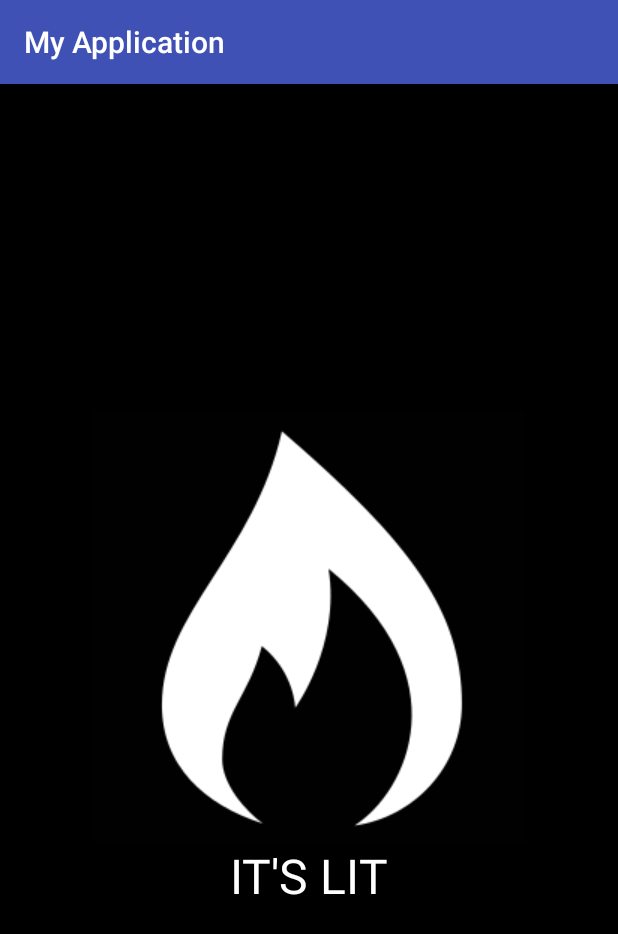
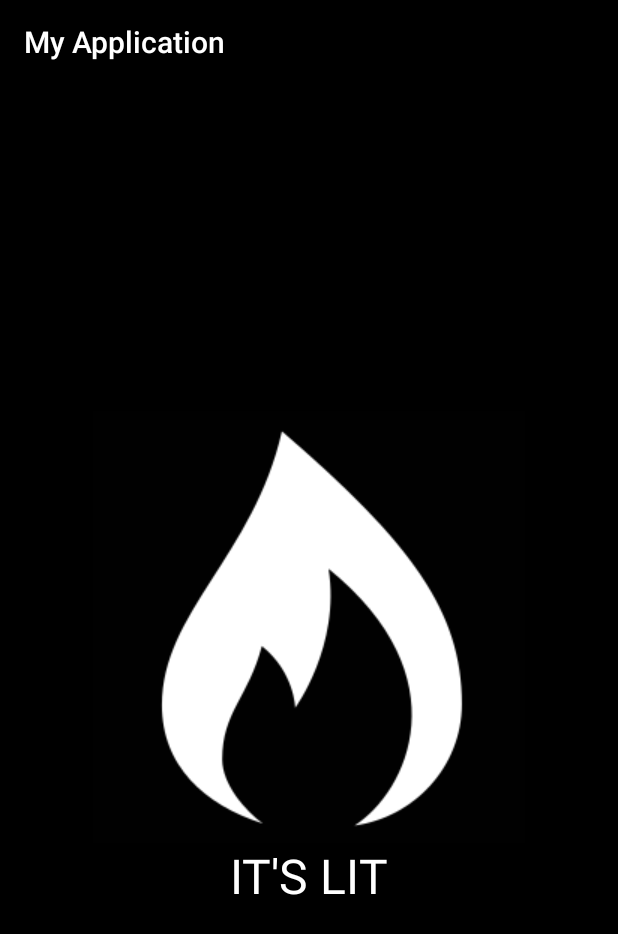
Before and after one commit to KissMyApp/ItsLit, an Android app: the screen it shows after launch (MainActivity), on a phone screen of 412 x 824 dp. Shown: the top 934 px of the screen. Run offline under Robolectric (Android 15) with nearby library versions, the phone set to English and light mode, and no system bars; our stand-ins replace Shimmer.

Commit message:
change color of action bar to black to match the background and asthetics purposes

```diff
--- a/app/src/main/java/com/quan/william/myapplication/MainActivity.java
+++ b/app/src/main/java/com/quan/william/myapplication/MainActivity.java
@@ -1,5 +1,8 @@
 package com.quan.william.myapplication;
 
+import android.app.ActionBar;
+import android.graphics.Color;
+import android.graphics.drawable.ColorDrawable;
 import android.support.v7.app.AppCompatActivity;
 import android.os.Bundle;
 
@@ -16,5 +19,7 @@ public class MainActivity extends AppCompatActivity {
         ShimmerFrameLayout container =
                 (ShimmerFrameLayout) findViewById(R.id.shimmer_view_container);
         container.startShimmerAnimation();
+
+        //ActionBar action = getActionBar();
     }
 }
--- a/app/src/main/res/values/colors.xml
+++ b/app/src/main/res/values/colors.xml
@@ -1,6 +1,6 @@
 <?xml version="1.0" encoding="utf-8"?>
 <resources>
-    <color name="colorPrimary">#3F51B5</color>
-    <color name="colorPrimaryDark">#303F9F</color>
-    <color name="colorAccent">#FF4081</color>
+    <color name="colorPrimary">#000000</color>
+    <color name="colorPrimaryDark">#000000</color>
+    <color name="colorAccent">#000000</color>
 </resources>
--- a/app/src/main/res/values/styles.xml
+++ b/app/src/main/res/values/styles.xml
@@ -8,4 +8,5 @@
         <item name="colorAccent">@color/colorAccent</item>
     </style>
 
+
 </resources>
```
Also changed, not shown: app/src/main/ic_launcher-web.png (added), app/src/main/res/mipmap-hdpi/ic_launcher.png, app/src/main/res/mipmap-mdpi/ic_launcher.png, app/src/main/res/mipmap-xhdpi/ic_launcher.png, app/src/main/res/mipmap-xxhdpi/ic_launcher.png, app/src/main/res/mipmap-xxxhdpi/ic_launcher.png.
